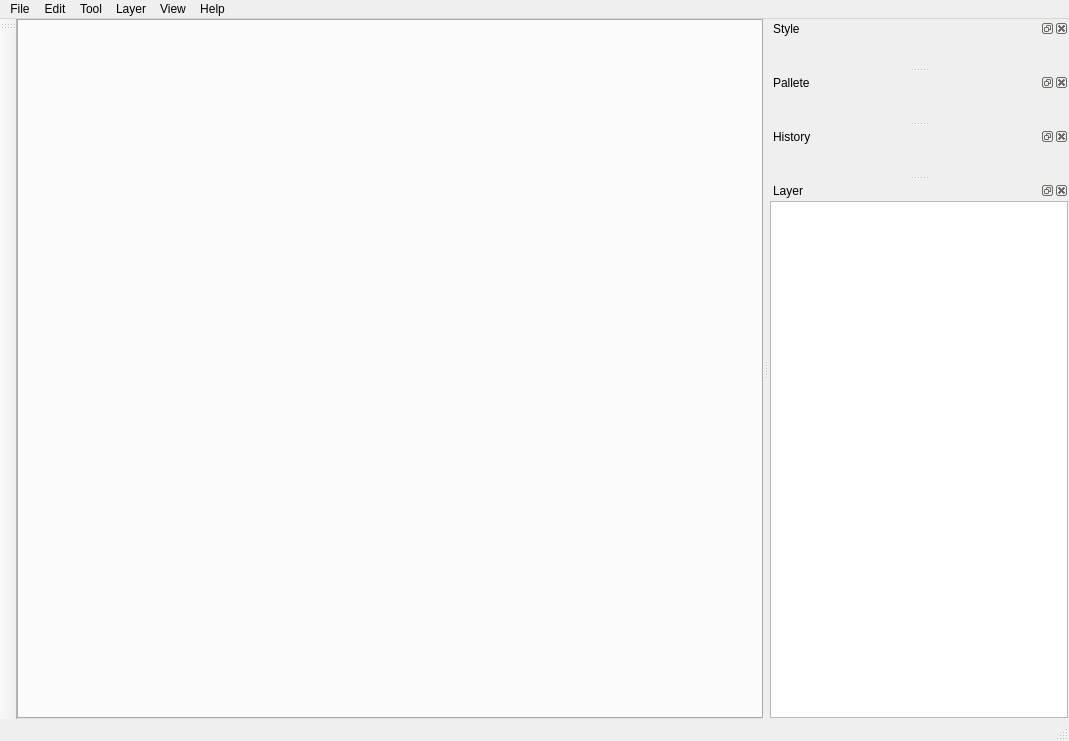
Qt form modules/widget/seditor.ui (SGIS-Dev-Team/SGIS) before a commit.
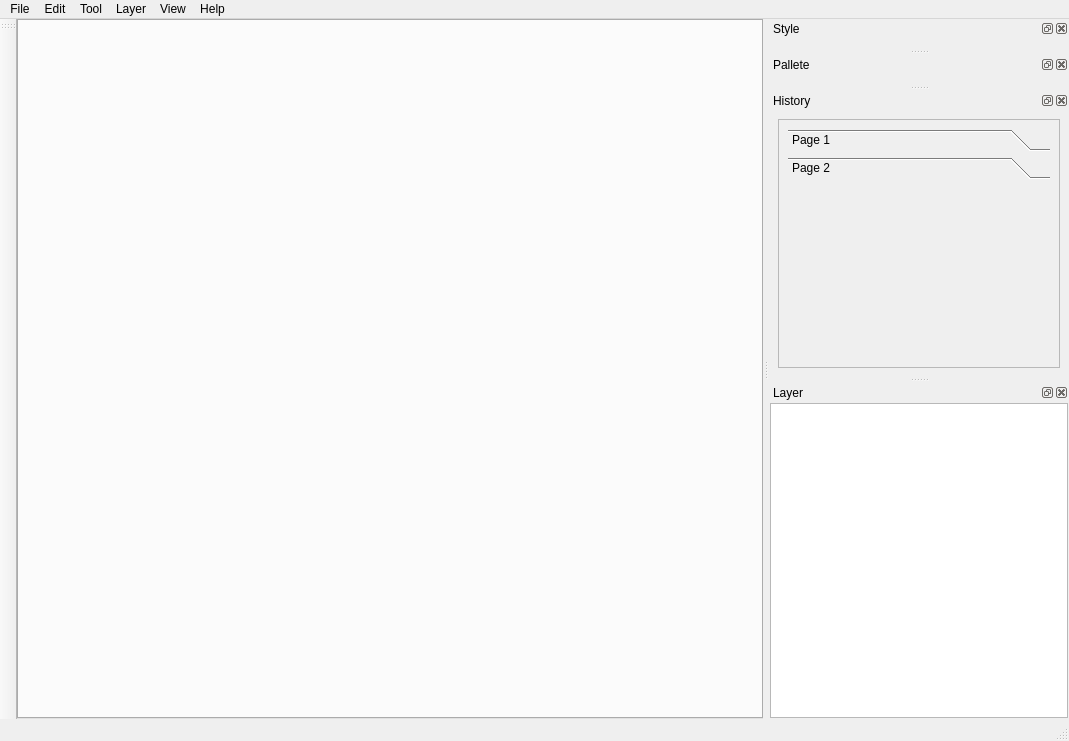
The same form after that commit. Custom widgets are drawn as their Qt base class.

The edit to the form file:
```diff
--- a/modules/widget/seditor.ui
+++ b/modules/widget/seditor.ui
@@ -227,7 +227,62 @@
    <attribute name="dockWidgetArea">
     <number>2</number>
    </attribute>
-   <widget class="QWidget" name="mDockHistoryWdiget"/>
+   <widget class="QWidget" name="mDockHistoryWdiget">
+    <layout class="QVBoxLayout" name="verticalLayout">
+     <item>
+      <widget class="QScrollArea" name="scrollArea">
+       <property name="widgetResizable">
+        <bool>true</bool>
+       </property>
+       <widget class="QWidget" name="scrollAreaWidgetContents">
+        <property name="geometry">
+         <rect>
+          <x>0</x>
+          <y>0</y>
+          <width>276</width>
+          <height>233</height>
+         </rect>
+        </property>
+        <layout class="QVBoxLayout" name="verticalLayout_3">
+         <item>
+          <widget class="QToolBox" name="toolBox">
+           <property name="currentIndex">
+            <number>1</number>
+           </property>
+           <widget class="QWidget" name="page">
+            <property name="geometry">
+             <rect>
+              <x>0</x>
+              <y>0</y>
+              <width>254</width>
+              <height>151</height>
+             </rect>
+            </property>
+            <attribute name="label">
+             <string>Page 1</string>
+            </attribute>
+           </widget>
+           <widget class="QWidget" name="page_2">
+            <property name="geometry">
+             <rect>
+              <x>0</x>
+              <y>0</y>
+              <width>254</width>
+              <height>151</height>
+             </rect>
+            </property>
+            <attribute name="label">
+             <string>Page 2</string>
+            </attribute>
+           </widget>
+          </widget>
+         </item>
+        </layout>
+       </widget>
+      </widget>
+     </item>
+    </layout>
+   </widget>
   </widget>
   <widget class="QDockWidget" name="mDockLayer">
    <property name="windowTitle">
```
